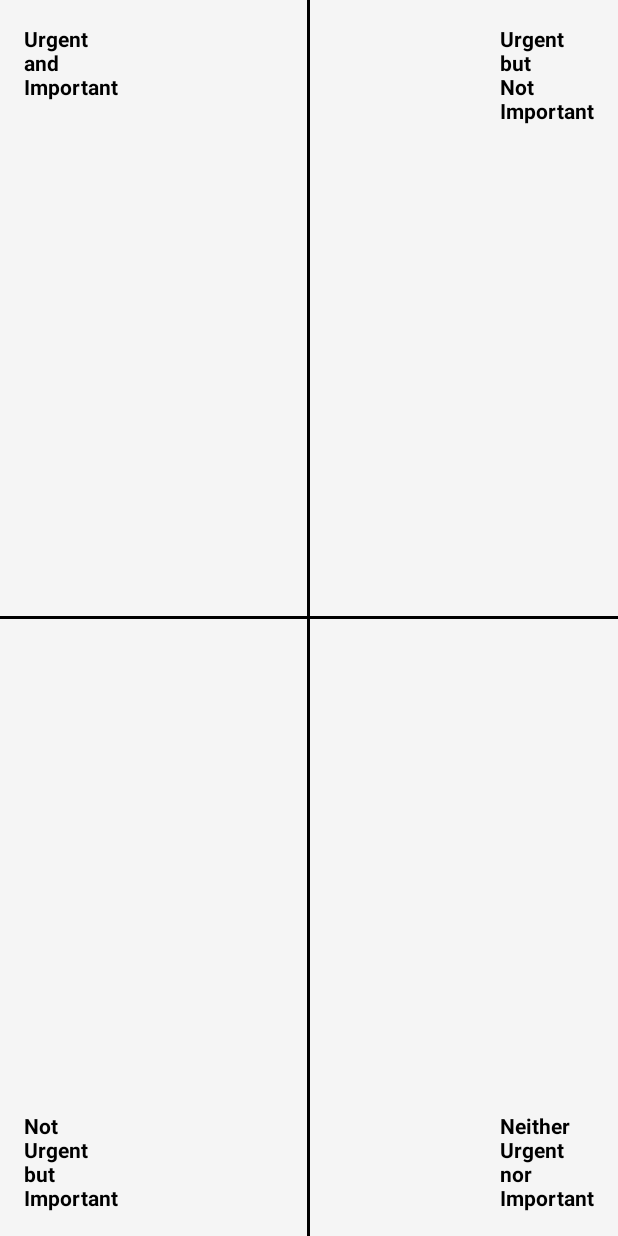
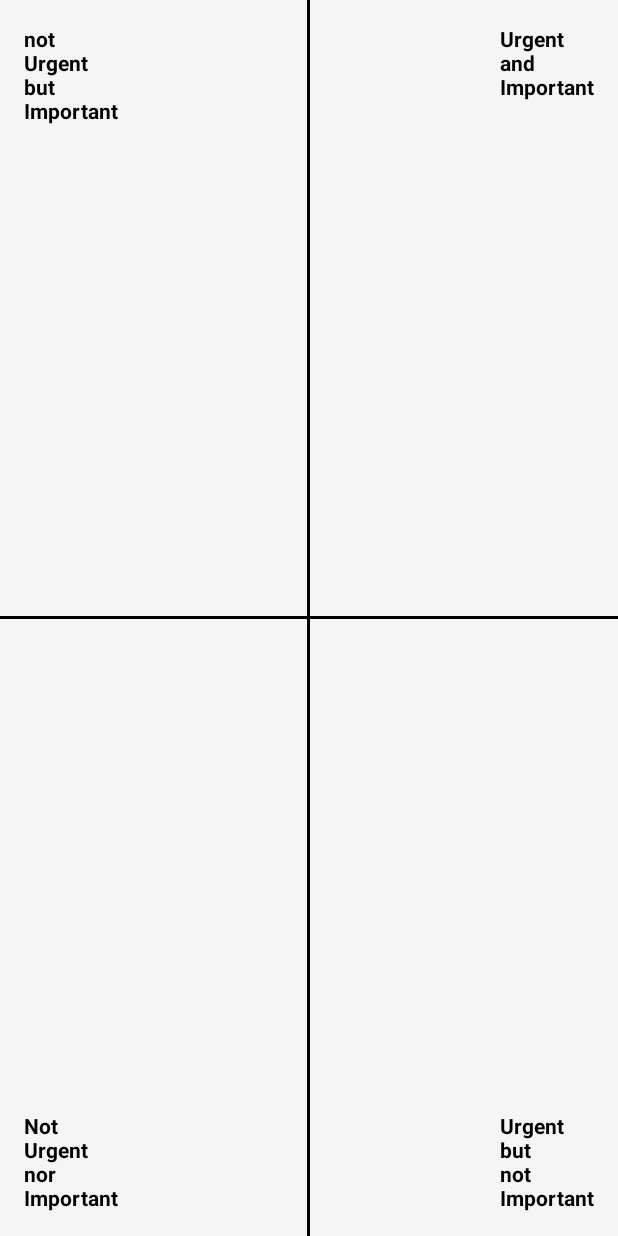
Before and after one commit to lamooji/Memomate, an Android app: the screen it shows after launch (MainActivity), after a tap on "Matrix", on a phone screen of 412 x 824 dp. Run offline under Robolectric (Android 15) with nearby library versions, the phone set to English and light mode, and no system bars; our stand-ins replace Room's generated code.

Commit message:
udate the matrix page

```diff
--- a/app/src/main/res/layout/fragment_urgent_important_matrix.xml
+++ b/app/src/main/res/layout/fragment_urgent_important_matrix.xml
@@ -28,12 +28,12 @@
         android:layout_gravity="top|start"
         android:layout_marginStart="16dp"
         android:layout_marginTop="16dp"
-        android:text="Urgent\nand\nImportant"
+        android:text="not\nUrgent\nbut\nImportant"
         android:textColor="#000000"
         android:textSize="14sp"
         android:textStyle="bold" />
 
-    <!-- Urgent but Not Important -->
+    <!-- Urgent + Important -->
     <TextView
         android:id="@+id/quadrant_label_urgent_not_important"
         android:layout_width="wrap_content"
@@ -41,12 +41,12 @@
         android:layout_gravity="top|end"
         android:layout_marginEnd="16dp"
         android:layout_marginTop="16dp"
-        android:text="Urgent\nbut\nNot\nImportant"
+        android:text="Urgent\nand\nImportant"
         android:textColor="#000000"
         android:textSize="14sp"
         android:textStyle="bold" />
 
-    <!-- Not Urgent but Important -->
+    <!-- Not Urgent not Important -->
     <TextView
         android:id="@+id/quadrant_label_not_urgent_important"
         android:layout_width="wrap_content"
@@ -54,12 +54,12 @@
         android:layout_gravity="bottom|start"
         android:layout_marginStart="16dp"
         android:layout_marginBottom="16dp"
-        android:text="Not\nUrgent\nbut\nImportant"
+        android:text="Not\nUrgent\nnor\nImportant"
         android:textColor="#000000"
         android:textSize="14sp"
         android:textStyle="bold" />
 
-    <!-- Neither Urgent nor Important -->
+    <!--  Urgent not Important -->
     <TextView
         android:id="@+id/quadrant_label_neither"
         android:layout_width="wrap_content"
@@ -67,7 +67,7 @@
         android:layout_gravity="bottom|end"
         android:layout_marginEnd="16dp"
         android:layout_marginBottom="16dp"
-        android:text="Neither\nUrgent\nnor\nImportant"
+        android:text="Urgent\nbut\nnot\nImportant"
         android:textColor="#000000"
         android:textSize="14sp"
         android:textStyle="bold" />
```
